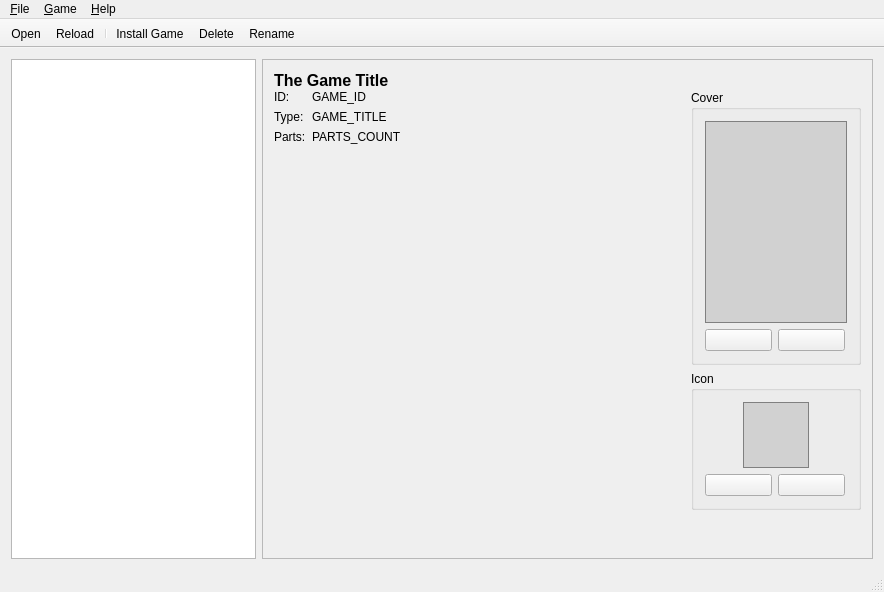
Qt form src/MainWindow.ui (brainstream/OPL-PC-Tools) before a commit.
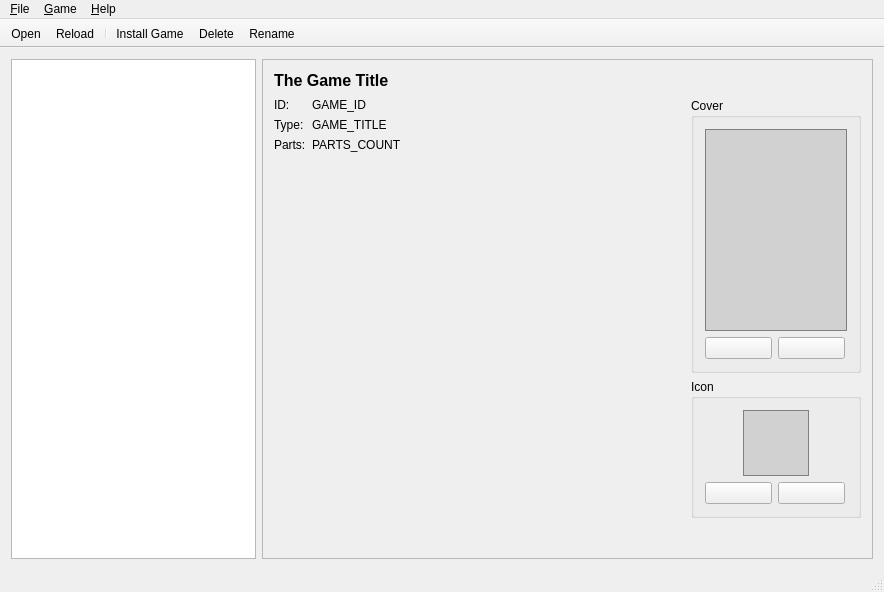
The same form after that commit. Icons and pictures are not drawn.

```diff
--- a/src/MainWindow.ui
+++ b/src/MainWindow.ui
@@ -99,6 +99,9 @@
           </item>
           <item>
            <layout class="QHBoxLayout" name="mp_layout_game_details">
+            <property name="topMargin">
+             <number>8</number>
+            </property>
             <item>
              <layout class="QFormLayout" name="mp_layout_proprties">
               <item row="1" column="0">
```
Left out of the diff: 2 changed lines with no effect on the pictures.
